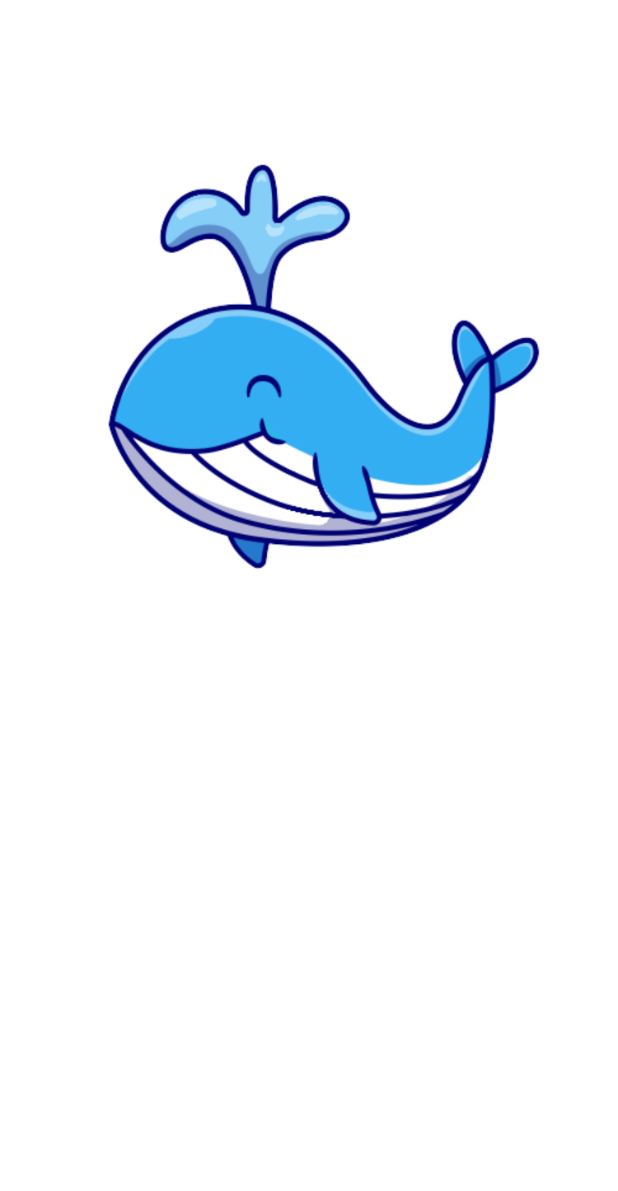
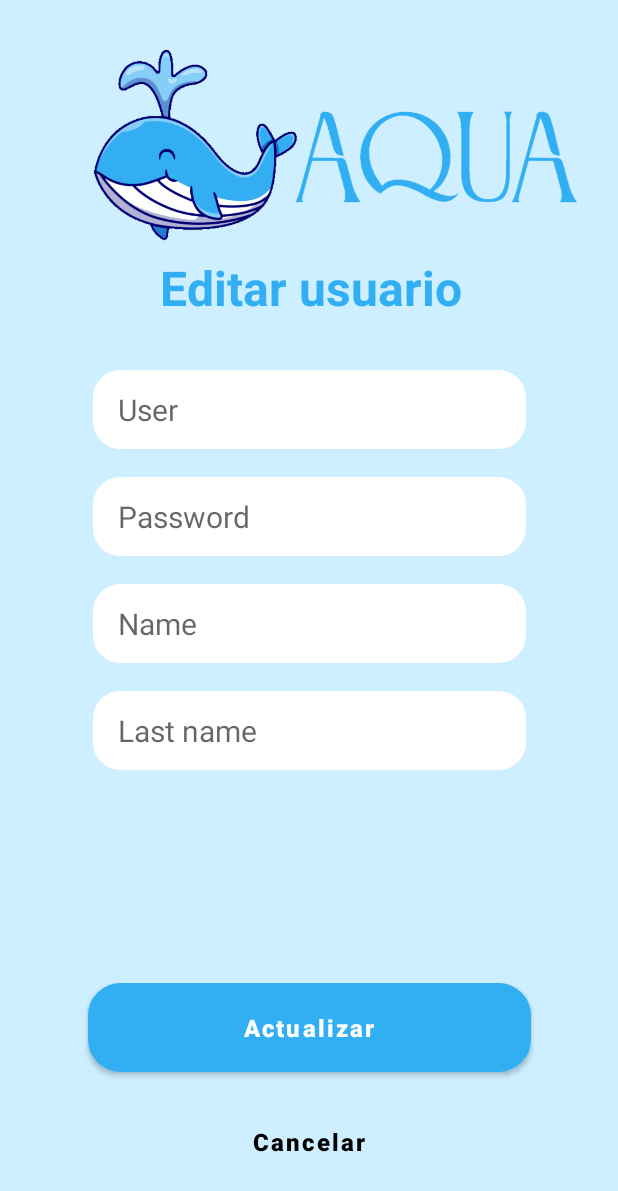
Before and after one commit to malenvac/android, an Android app: the Iniciar screen opened directly, with no data from a screen before it, after a tap on "Editar", on a phone screen of 412 x 824 dp. Shown: the top 1191 px of the screen. Run offline under Robolectric (Android 15) with nearby library versions, the phone set to English and light mode, and no system bars; 6 statements that could not run were skipped.

Commit message:
Hasta aqui funciona cambios Mateo

```diff
--- a/app/src/main/java/com/example/Tarea1/Editar.java
+++ b/app/src/main/java/com/example/Tarea1/Editar.java
@@ -2,13 +2,70 @@ package com.example.Tarea1;
 
 import androidx.appcompat.app.AppCompatActivity;
 
+import android.content.Intent;
 import android.os.Bundle;
+import android.view.View;
+import android.widget.Button;
+import android.widget.EditText;
+import android.widget.Toast;
 
-public class Editar extends AppCompatActivity {
-
+public class Editar extends AppCompatActivity implements View.OnClickListener {
+EditText ediUser, ediPass, ediNombre, ediApellido;
+Button btnEdiActualizar, btnCancelar;
+int id=0;
+Usuario u;
+daoUsuario dao;
+Intent x;
     @Override
     protected void onCreate(Bundle savedInstanceState) {
         super.onCreate(savedInstanceState);
         setContentView(R.layout.editar);
+        ediUser = (EditText) findViewById(R.id.EdiUser);
+        ediPass = (EditText) findViewById(R.id.EdiPass);
+        ediNombre = (EditText) findViewById(R.id.EdiNombre);
+        ediApellido = (EditText) findViewById(R.id.EdiApellido);
+        btnEdiActualizar = (Button) findViewById(R.id.btnEdiActualizar);
+        btnCancelar = (Button) findViewById(R.id.btnEdiCancelar);
+
+        Bundle bundle = getIntent().getExtras();
+        id=bundle.getInt("Id");
+        dao=new daoUsuario(this);
+        u=dao.getUsuarioById(id);
+        ediUser.setText(u.getUsuario());
+        ediPass.setText(u.getPassword());
+        ediNombre.setText(u.getNombre());
+        ediApellido.setText(u.getApellidos());
+
     }
+        @Override
+        public void onClick(View v) {
+            switch (v.getId()){
+                case R.id.btnEdiActualizar:
+                    Usuario u=new Usuario();
+                    u.setUsuario(ediUser.getText().toString());
+                    u.setPassword(ediPass.getText().toString());
+                    u.setNombre(ediNombre.getText().toString());
+                    u.setApellidos(ediApellido.getText().toString());
+
+
+                    if(!u.isNull()){
+                        Toast.makeText(this,"ERROR: Campos vacios", Toast.LENGTH_LONG).show();
+                    } else if (dao.updateUsuario(u)){
+                        Toast.makeText(this,"Actualización exitosa", Toast.LENGTH_LONG).show();
+                        Intent i2=new Intent(Editar.this,SplashScreen.class);
+                        startActivity(i2);
+                        finish();
+                    }else {
+                        Toast.makeText(this,"El usuario ya se encuentra registrado", Toast.LENGTH_LONG).show();
+                    }
+                    break;
+                case R.id.btnEdiCancelar:
+                    Intent i = new Intent(Editar.this,SplashScreen.class);
+                    startActivity(i);
+                    finish();
+                    break;
+            }
+
+        }
+
 }
--- a/app/src/main/java/com/example/Tarea1/Iniciar.java
+++ b/app/src/main/java/com/example/Tarea1/Iniciar.java
@@ -11,6 +11,10 @@ import android.widget.TextView;
 public class Iniciar extends AppCompatActivity implements View.OnClickListener {
 Button btnEditar, btnEliminar, btnMostrar, btnSalir;
 TextView nombre;
+int id=0;
+Usuario u;
+daoUsuario dao;
+
     @Override
     protected void onCreate(Bundle savedInstanceState) {
         super.onCreate(savedInstanceState);
@@ -26,14 +30,21 @@ TextView nombre;
         btnMostrar.setOnClickListener(this);
         btnSalir.setOnClickListener(this);
 
+        Bundle b = getIntent().getExtras();
+        id = b.getInt("Id");
+        dao = new daoUsuario(this);
+        u=dao.getUsuarioById(id);
+        nombre.setText("Hola " + u.getNombre() + " " + u.getApellidos());
+
     }
 
     @Override
     public void onClick(View v) {
         switch (v.getId()){
             case R.id.btnEditar:
-                Intent i3 = new Intent(Iniciar.this,Editar.class);
-                startActivity(i3);
+                Intent a = new Intent(Iniciar.this,Editar.class);
+                a.putExtra("Id", id);
+                startActivity(a);
                 finish();
                 break;
             case R.id.btnEliminar:
--- a/app/src/main/res/layout/activity_sing_up.xml
+++ b/app/src/main/res/layout/activity_sing_up.xml
@@ -70,7 +70,7 @@
         android:ems="10"
         android:hint="@string/apellido"
         android:inputType="text"
-        app:layout_constraintBottom_toTopOf="@+id/btnRegistrar"
+        app:layout_constraintBottom_toTopOf="@+id/btnRegRegistrar"
         app:layout_constraintEnd_toEndOf="parent"
         app:layout_constraintStart_toStartOf="parent"
         app:layout_constraintTop_toBottomOf="@+id/RegNombre"
--- a/app/src/main/res/layout/editar.xml
+++ b/app/src/main/res/layout/editar.xml
@@ -4,13 +4,102 @@
     xmlns:tools="http://schemas.android.com/tools"
     android:layout_width="match_parent"
     android:layout_height="match_parent"
+    android:background="@color/fondo_claro"
     tools:context=".Editar">
 
     <ImageView
-        android:id="@+id/imageView2"
-        android:layout_width="wrap_content"
-        android:layout_height="wrap_content"
-        app:srcCompat="@drawable/ballena2"
-        tools:layout_editor_absoluteX="0dp"
-        tools:layout_editor_absoluteY="158dp" />
+        android:id="@+id/logoLogin"
+        style="@style/ImageViewLogo"
+        android:layout_width="380dp"
+        android:layout_height="150dp"
+        android:contentDescription="@string/descriptionLogo"
+        android:src="@drawable/logo"
+        app:layout_constraintBottom_toBottomOf="parent"
+        app:layout_constraintEnd_toEndOf="parent"
+        app:layout_constraintHorizontal_bias="0.492"
+        app:layout_constraintStart_toStartOf="parent"
+        app:layout_constraintTop_toTopOf="parent"
+        app:layout_constraintVertical_bias="0.0" />
+
+
+    <TextView
+        android:id="@+id/textView"
+        style="@style/TextTitlePri"
+        android:layout_width="239dp"
+        android:layout_height="48dp"
+        android:text="Editar usuario"
+        app:layout_constraintEnd_toEndOf="parent"
+        app:layout_constraintStart_toStartOf="parent"
+        app:layout_constraintTop_toBottomOf="@+id/logoLogin" />
+
+    <EditText
+        android:id="@+id/EdiUser"
+        style="@style/TextViewUser"
+        android:layout_marginTop="16dp"
+        android:hint="@string/user"
+        android:enabled="false"
+        app:layout_constraintBottom_toBottomOf="parent"
+        app:layout_constraintEnd_toEndOf="parent"
+        app:layout_constraintStart_toStartOf="parent"
+        app:layout_constraintTop_toBottomOf="@+id/textView"
+        app:layout_constraintVertical_bias="0.025" />
+    <EditText
+        android:id="@+id/EdiPass"
+        style="@style/TextViewUser"
+        android:ems="10"
+        android:hint="@string/password"
+        android:inputType="textPassword"
+        app:layout_constraintEnd_toEndOf="parent"
+        app:layout_constraintStart_toStartOf="parent"
+        app:layout_constraintTop_toBottomOf="@+id/EdiUser" />
+
+
+    <EditText
+        android:id="@+id/EdiNombre"
+        style="@style/TextViewUser"
+        android:ems="10"
+        android:hint="@string/nombre"
+        android:inputType="text"
+        app:layout_constraintEnd_toEndOf="parent"
+        app:layout_constraintStart_toStartOf="parent"
+        app:layout_constraintTop_toBottomOf="@+id/EdiPass" />
+
+    <EditText
+        android:id="@+id/EdiApellido"
+        style="@style/TextViewUser"
+        android:layout_marginTop="20dp"
+        android:ems="10"
+        android:hint="@string/apellido"
+        android:inputType="text"
+        app:layout_constraintBottom_toTopOf="@+id/btnEdiActualizar"
+        app:layout_constraintEnd_toEndOf="parent"
+        app:layout_constraintStart_toStartOf="parent"
+        app:layout_constraintTop_toBottomOf="@+id/EdiNombre"
+        app:layout_constraintVertical_bias="0.0" />
+
+
+    <Button
+        android:id="@+id/btnEdiActualizar"
+        style="@style/bottonsUp"
+        android:background="@drawable/borde_redondo"
+        android:text="Actualizar"
+        app:layout_constraintBottom_toBottomOf="parent"
+        app:layout_constraintEnd_toEndOf="parent"
+        app:layout_constraintStart_toStartOf="parent"
+        app:layout_constraintTop_toTopOf="parent"
+        app:layout_constraintVertical_bias="0.836" />
+
+    <Button
+        android:id="@+id/btnEdiCancelar"
+        style="@style/createAccount"
+        android:layout_width="247dp"
+        android:layout_height="53dp"
+        android:layout_marginBottom="16dp"
+        android:background="#00FFFFFF"
+        android:text="@string/cancelar"
+        app:layout_constraintBottom_toBottomOf="parent"
+        app:layout_constraintEnd_toEndOf="parent"
+        app:layout_constraintStart_toStartOf="parent"
+        app:layout_constraintTop_toBottomOf="@+id/btnEdiActualizar" />
+
 </androidx.constraintlayout.widget.ConstraintLayout>
--- a/app/src/main/res/layout/iniciar.xml
+++ b/app/src/main/res/layout/iniciar.xml
@@ -23,13 +23,11 @@
 
     <TextView
         android:id="@+id/nombreUsuario"
-        android:layout_width="316dp"
-        android:layout_height="45dp"
+        android:layout_width="match_parent"
+        android:layout_height="47dp"
         android:layout_marginBottom="312dp"
         android:gravity="center"
         android:text="Hola usuario"
-        android:textColor="@color/black"
-        android:textSize="20sp"
         app:layout_constraintBottom_toBottomOf="parent"
         app:layout_constraintEnd_toEndOf="parent"
         app:layout_constraintHorizontal_bias="0.494"
```
Also changed, not shown: app/src/main/java/com/example/Tarea1/daoUsuario.java (+8 -0 lines), app/src/main/res/layout/mostrar.xml (+28 -3 lines).
